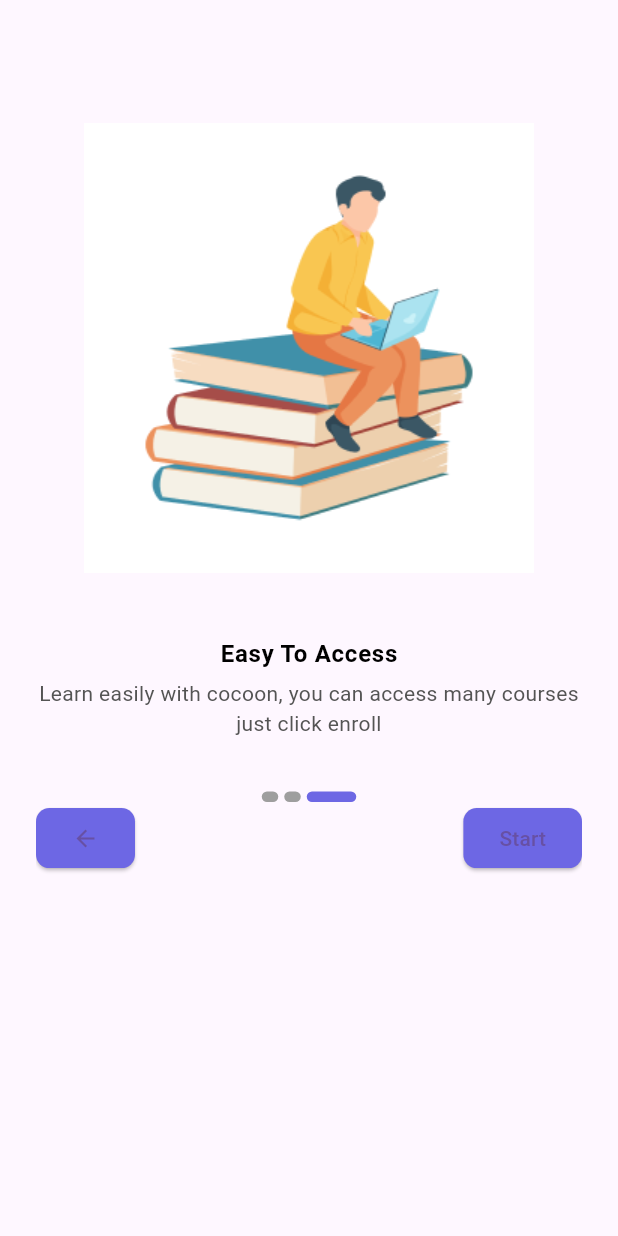
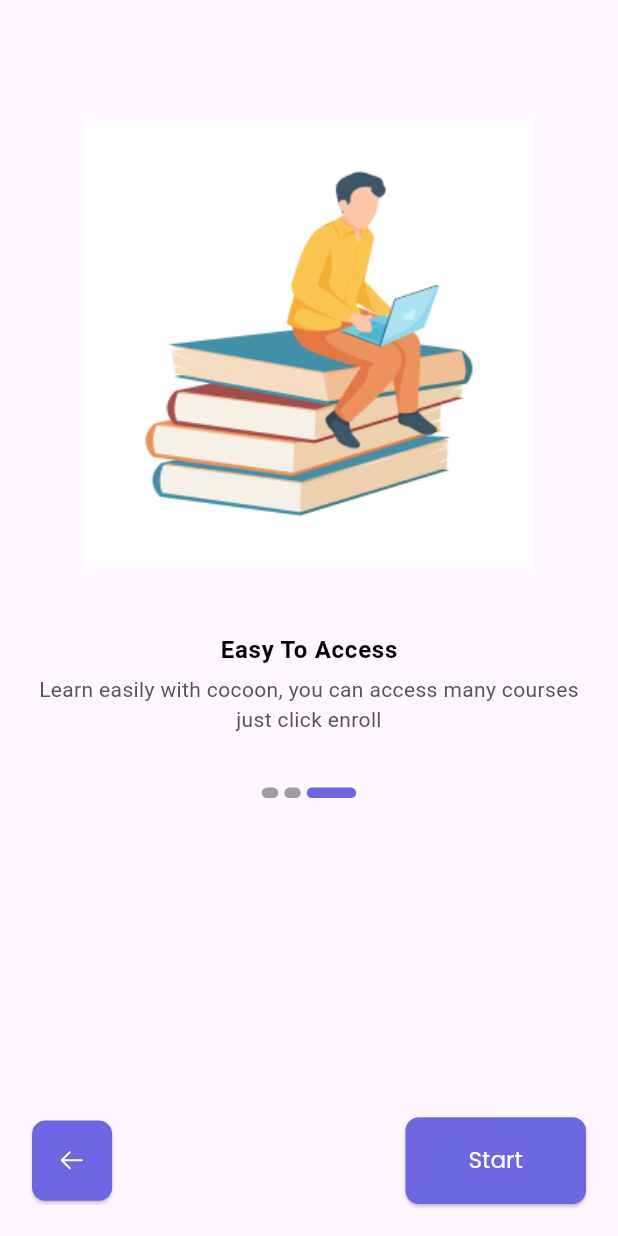
Before and after one commit to HadeerEmad26/Team-Task, a Flutter app: the screen it shows after launch, after a tap on "Skip", on a phone screen of 412 x 824 dp. Run offline on Flutter 3.47's test engine with Material 3 defaults, Android fonts, the phone set to English and light mode, and no system bars; drawn by our look-alikes of smooth_page_indicator; our stand-ins replace flutter_screenutil, flutter_svg, google_fonts.

Commit message:
Modify structure Fix design

```diff
--- /dev/null
+++ b/lib/app/ChatApp.dart
@@ -0,0 +1,30 @@
+import 'package:flutter/material.dart';
+import 'package:flutter_screenutil/flutter_screenutil.dart';
+import 'package:team_taskk/core/utils/app_routes.dart';
+
+import '../core/utils/app_text_style.dart';
+
+class ChatApp extends StatelessWidget {
+  const ChatApp({super.key});
+
+  @override
+  Widget build(BuildContext context) {
+    return ScreenUtilInit(
+      designSize: const Size(428, 926),
+      builder:(_,child){
+        return MaterialApp(
+          theme: ThemeData(
+              textTheme: TextTheme(
+                  displaySmall:  regularStyle(fontSize: 12,color: Colors.white),
+                  displayMedium: regularStyle(fontSize: 16,color: Colors.white),
+                  displayLarge: regularStyle(fontSize: 24,color: Colors.white)
+              )
+          ),
+          debugShowCheckedModeBanner: false,
+          initialRoute: Routes.intitlRoutes,
+          onGenerateRoute: AppRoutes.generateRoute,
+        );
+      },
+    );
+  }
+}
--- a/lib/core/utils/app_assets.dart
+++ b/lib/core/utils/app_assets.dart
@@ -6,4 +6,5 @@ class AppAssets{
   static const String signIn='${basePath}signIn_signUp.png';
   static const String signUp='${basePath}signIn_signUp.png';
   static const String forgetPassword='${basePath}forgetPassword.png';
+  static const String arrowRight='${basePath}arrow_right.svg';
 }
--- a/lib/core/utils/app_routes.dart
+++ b/lib/core/utils/app_routes.dart
@@ -1,8 +1,6 @@
 import 'package:flutter/material.dart';
 import '../../features/screens/presentation/screens/forgetPassword_screen.dart';
 import '../../features/screens/presentation/screens/omboarding_screen.dart';
-import '../../features/screens/presentation/screens/signIn_screen.dart';
-import '../../features/screens/presentation/screens/signUp_screen.dart';
 import '../../features/screens/presentation/screens/splash_screen.dart';
 
 class Routes {
@@ -24,19 +22,10 @@ class AppRoutes {
         return MaterialPageRoute(
           builder: (context) => const OnBoardingScreen(),
         );
-      case Routes.signIn:
-        return MaterialPageRoute(
-          builder: (context) => const SignInScreen(),
-        );
-      case Routes.signUp:
-        return MaterialPageRoute(
-          builder: (context) => const SignUpScreen(),
-        );
       case Routes.forgetPassword:
         return MaterialPageRoute(
           builder: (context) => const ForgetPasswordScreen(),
         );
-
       default:
         return MaterialPageRoute(
           builder: (context) => const Scaffold(
--- /dev/null
+++ b/lib/features/screens/presentation/components/custom_round_elevated_button.dart
@@ -0,0 +1,25 @@
+import 'package:flutter/material.dart';
+import 'package:flutter_screenutil/flutter_screenutil.dart';
+
+class CustomRoundElevatedButton extends StatelessWidget {
+  const CustomRoundElevatedButton({
+    super.key,
+    required this.onPressed, required this.backgroundColor, required this.child
+  });
+  final Function() onPressed;
+  final Color backgroundColor;
+  final Widget child;
+  @override
+  Widget build(BuildContext context) {
+    return ElevatedButton(
+      onPressed: onPressed,
+      style: ElevatedButton.styleFrom(
+        padding: EdgeInsets.zero,
+          shape: RoundedRectangleBorder(
+            borderRadius: BorderRadius.circular(10.r),
+          ),
+          backgroundColor: backgroundColor),
+      child:child,
+    );
+  }
+}
--- a/lib/features/screens/presentation/screens/omboarding_screen.dart
+++ b/lib/features/screens/presentation/screens/omboarding_screen.dart
@@ -1,12 +1,15 @@
 import 'package:flutter/material.dart';
 import 'package:flutter_screenutil/flutter_screenutil.dart';
+import 'package:flutter_svg/svg.dart';
 import 'package:smooth_page_indicator/smooth_page_indicator.dart';
+import 'package:team_taskk/core/utils/app_assets.dart';
 import 'package:team_taskk/core/utils/app_color.dart';
 import 'package:team_taskk/core/utils/app_routes.dart';
 import 'package:team_taskk/core/utils/app_strings.dart';
-import 'package:team_taskk/core/utils/coomens.dart';
+import 'package:team_taskk/core/utils/common_functions.dart';
 import 'package:team_taskk/features/screens/data/models/onBoarding_model.dart';
-
+import 'package:team_taskk/features/screens/presentation/components/custom_round_elevated_button.dart';
+import 'dart:math' as Math;
 class OnBoardingScreen extends StatefulWidget {
   const OnBoardingScreen({super.key});
 
@@ -19,30 +22,35 @@ class _OnBoardingScreenState extends State<OnBoardingScreen> {
 
   @override
   Widget build(BuildContext context) {
+    int pageCount = OnBoardingModel.onBoardingScreen.length;
     return SafeArea(
       child: Scaffold(
-        body: Padding(
-          padding: const EdgeInsets.all(24.0),
-          child: PageView.builder(
+        body: PageView.builder(
           controller: controller,
           itemCount: OnBoardingModel.onBoardingScreen.length,
           itemBuilder: (context, index) {
-              return Column(
+            return Padding(
+              padding: EdgeInsets.all(24.0.r),
+              child: Column(
                 children: [
-
                   //!! text
-                  index!=2? Align(
+                  index != pageCount - 1
+                      ? Align(
                           alignment: Alignment.centerRight,
                           child: TextButton(
                             onPressed: () {
-                        controller.jumpToPage(2);
+                              controller.jumpToPage(
+                                  OnBoardingModel.onBoardingScreen.length - 1);
                             },
                             child: Text(
                               AppStrings.skip,
                               style: Theme.of(context).textTheme.bodySmall,
                             ),
                           ),
-                  ):SizedBox(height: 65.h,),
+                        )
+                      : SizedBox(
+                          height: 65.h,
+                        ),
                   //!! image
                   Image.asset(
                       OnBoardingModel.onBoardingScreen[index].imagePath),
@@ -73,7 +81,7 @@ class _OnBoardingScreenState extends State<OnBoardingScreen> {
                   //!! dots
                   SmoothPageIndicator(
                     controller: controller,
-                    count: 3,
+                    count: pageCount,
                     effect: const ExpandingDotsEffect(
                         activeDotColor: AppColors.primary,
                         dotHeight: 7,
@@ -81,61 +89,66 @@ class _OnBoardingScreenState extends State<OnBoardingScreen> {
                         spacing: 4),
                   ),
                   //!! buttons
+                  const Spacer(),
                   Row(
                     mainAxisAlignment: MainAxisAlignment.spaceBetween,
                     children: [
-                      index!=0? ElevatedButton(
+                      index != 0? SizedBox(
+                        width: 60.r,
+                        height: 60.r,
+                        child: CustomRoundElevatedButton(
                                 onPressed: () {
                                   controller.previousPage(
                                     duration: const Duration(milliseconds: 200),
                                     curve: Curves.fastLinearToSlowEaseIn,
                                   );
                                 },
-                        style: ElevatedButton.styleFrom(
-                            shape: RoundedRectangleBorder(
-                              borderRadius: BorderRadius.circular(10.r),
-                            ),
-                            backgroundColor: AppColors.primary),
-                        child: const Icon(Icons.arrow_back),
-                      ):Container(),
-                      index!=2? ElevatedButton(
+                              backgroundColor: AppColors.primary,
+                          child: Transform(
+                              alignment: Alignment.center,
+                              transform: Matrix4.rotationY(Math.pi),
+                          child: SvgPicture.asset(AppAssets.arrowRight,fit: BoxFit.cover,alignment: Alignment.center,width: 24.r,height: 24.r,))),
+                      ): Container(),
+                      index != pageCount - 1
+                          ? SizedBox(
+                          width: 125.w,
+                            height: 60.w,
+                            child: CustomRoundElevatedButton(
                                 onPressed: () {
                                   controller.nextPage(
                                     duration: const Duration(milliseconds: 200),
                                     curve: Curves.fastLinearToSlowEaseIn,
                                   );
                                 },
-                        style: ElevatedButton.styleFrom(
                                 backgroundColor: AppColors.primary,
-                          shape: RoundedRectangleBorder(
-                            borderRadius: BorderRadius.circular(10.r),
+                                child: Row(
+                                  mainAxisAlignment: MainAxisAlignment.center,
+                                  children: [
+                                    Text(AppStrings.next,style: Theme.of(context).textTheme.displayMedium),
+                                    SvgPicture.asset(AppAssets.arrowRight),
+                                  ],
                                 ),
                               ),
-                        child: const Row(
-                          children: [
-                            Text(AppStrings.next),
-                            Icon(Icons.arrow_forward)
-                          ],
-                        ),
-                      ):ElevatedButton(
+                          )
+                          : SizedBox(
+                            width: 125.w,
+                            height: 60.w,
+                            child: CustomRoundElevatedButton(
                                 onPressed: () {
                                   //!! navigate to sign in page
-                          navigate(context: context, route: Routes.signIn);
+                                  navigate(
+                                      context: context, route: Routes.signIn);
                                 },
-                        style: ElevatedButton.styleFrom(
                                 backgroundColor: AppColors.primary,
-                          shape: RoundedRectangleBorder(
-                            borderRadius: BorderRadius.circular(10.r),
+                                child: Text(AppStrings.start,style: Theme.of(context).textTheme.displayMedium),
                               ),
-                        ),
-                        child: const Text(AppStrings.start),
                           ),
                     ],
                   ),
                 ],
+              ),
             );
           },
-          ),
         ),
       ),
     );
--- a/lib/features/screens/presentation/screens/signIn_screen.dart
+++ /dev/null
@@ -1,10 +0,0 @@
-import 'package:flutter/material.dart';
-
-class SignInScreen extends StatelessWidget {
-  const SignInScreen({super.key});
-
-  @override
-  Widget build(BuildContext context) {
-    return const Scaffold();
-  }
-}
--- a/lib/features/screens/presentation/screens/signUp_screen.dart
+++ /dev/null
@@ -1,10 +0,0 @@
-import 'package:flutter/material.dart';
-
-class SignUpScreen extends StatelessWidget {
-  const SignUpScreen({super.key});
-
-  @override
-  Widget build(BuildContext context) {
-    return const Placeholder();
-  }
-}
--- a/lib/features/screens/presentation/screens/splash_screen.dart
+++ b/lib/features/screens/presentation/screens/splash_screen.dart
@@ -1,9 +1,11 @@
 import 'package:flutter/material.dart';
+import 'package:google_fonts/google_fonts.dart';
 import 'package:team_taskk/core/utils/app_color.dart';
 import 'package:team_taskk/core/utils/app_strings.dart';
 
 import '../../../../core/utils/app_routes.dart';
-import '../../../../core/utils/coomens.dart';
+import '../../../../core/utils/common_functions.dart';
+
 
 class SplashScreen extends StatefulWidget {
   const SplashScreen({super.key});
@@ -29,9 +31,7 @@ class _SplashScreenState extends State<SplashScreen> {
     return Scaffold(
       backgroundColor: AppColors.primary,
       body: Center(
-        child: Text(AppStrings.chatApp,style: Theme.of(context).textTheme.displayMedium!.copyWith(
-          color: AppColors.white,
-        ),),
+        child: Text(AppStrings.chatApp,style: GoogleFonts.odorMeanChey(color: Colors.white,fontSize: 64),),
       ),
     );
   }
--- a/lib/main.dart
+++ b/lib/main.dart
@@ -1,24 +1,7 @@
 import 'package:flutter/material.dart';
-import 'package:flutter_screenutil/flutter_screenutil.dart';
-import 'package:team_taskk/core/utils/app_routes.dart';
+import 'package:team_taskk/app/ChatApp.dart';
 
 void main() {
-  runApp(const MyApp());
+  WidgetsFlutterBinding.ensureInitialized();
+  runApp(const ChatApp());
 }
-
-class MyApp extends StatelessWidget {
-  const MyApp({super.key});
-
-  // This widget is the root of your application.
-  @override
-  Widget build(BuildContext context) {
-    return const ScreenUtilInit(
-      designSize: Size(428, 926),
-      child: MaterialApp(
-        debugShowCheckedModeBanner: false,
-        initialRoute: Routes.intitlRoutes,
-        onGenerateRoute: AppRoutes.generateRoute,
-      ),
-    );
-  }
-}
--- a/pubspec.yaml
+++ b/pubspec.yaml
@@ -38,6 +38,7 @@ dependencies:
   google_fonts: ^6.1.0
   flutter_screenutil: ^5.9.0
   smooth_page_indicator: ^1.1.0
+  flutter_svg: ^2.0.9
 
 dev_dependencies:
   flutter_test:
```
Also changed, not shown: assets/images/arrow_right.svg (added), lib/core/utils/common_functions.dart (renamed from lib/core/utils/coomens.dart), pubspec.lock, 1 other file. Lines whose indentation alone changed are shown as unchanged.
